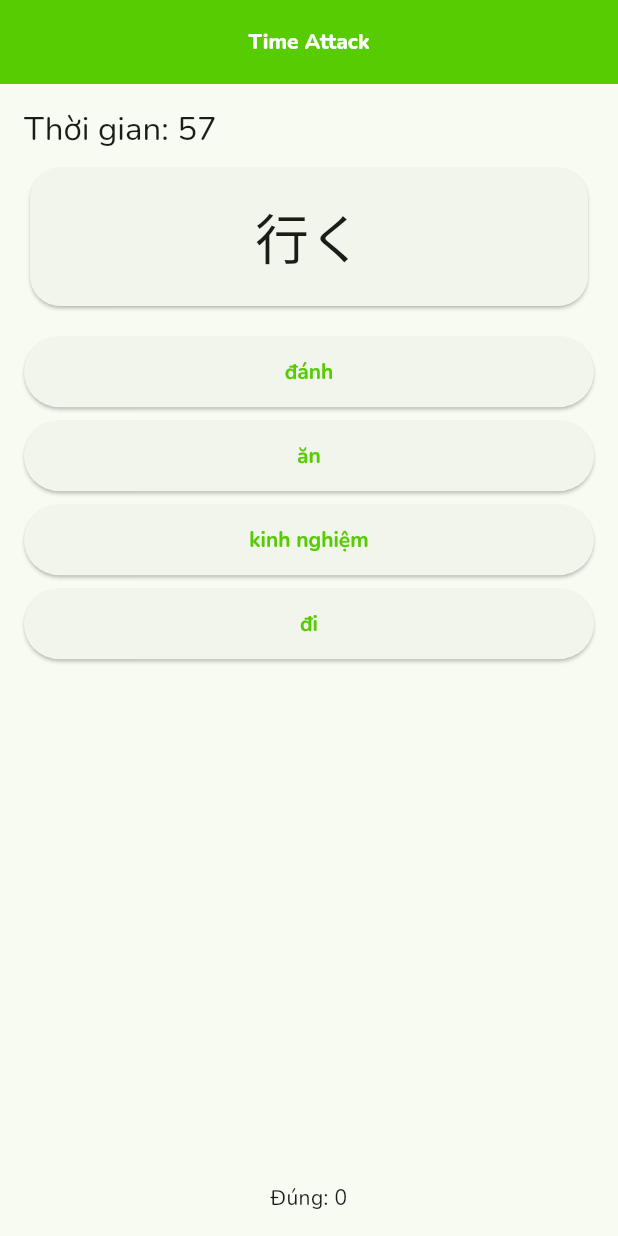
After one commit to tygonorg/nihongo-flashcard, a Flutter app: the TimeAttackQuizScreen screen opened by its route, after a tap on "đánh", on a phone screen of 412 x 824 dp. The commit adds this screen. Run offline on Flutter 3.47's test engine with Material 3 defaults, Android fonts, the phone set to English and light mode, and no system bars; our stand-ins replace flutter_markdown, get, get_it, go_router, google_fonts, sqflite; accounts and stored records are empty.

Commit message:
feat: add time attack quiz mode

```diff
--- a/lib/router.dart
+++ b/lib/router.dart
@@ -9,6 +9,7 @@ import 'ui/screens/quiz_screen.dart';
 import 'ui/screens/true_false_quiz_screen.dart';
 import 'ui/screens/fill_in_blank_quiz_screen.dart';
 import 'ui/screens/matching_quiz_screen.dart';
+import 'ui/screens/time_attack_quiz_screen.dart';
 import 'ui/screens/kanji_flashcards_screen.dart';
 import 'ui/screens/kanji_quiz_screen.dart';
 import 'ui/screens/add_edit_kanji_screen.dart';
@@ -32,6 +33,7 @@ final router = GoRouter(routes: [
   GoRoute(path: '/quiz-tf', builder: (_, __) => const TrueFalseQuizScreen()),
   GoRoute(path: '/quiz-fill', builder: (_, __) => const FillInBlankQuizScreen()),
   GoRoute(path: '/quiz-match', builder: (_, __) => const MatchingQuizScreen()),
+  GoRoute(path: '/quiz-time', builder: (_, __) => const TimeAttackQuizScreen()),
   GoRoute(
     path: '/kanji-add',
     builder: (context, state) {
--- a/lib/ui/screens/home_screen.dart
+++ b/lib/ui/screens/home_screen.dart
@@ -144,6 +144,10 @@ class HomeScreen extends StatelessWidget {
                       icon: Icons.link,
                       label: 'Matching',
                       onTap: () => _selectLevel(context, '/quiz-match')),
+                  _QuickBtn(
+                      icon: Icons.timer,
+                      label: 'Time Attack',
+                      onTap: () => _selectLevel(context, '/quiz-time')),
                 ],
               ),
 
--- /dev/null
+++ b/lib/ui/screens/time_attack_quiz_screen.dart
@@ -0,0 +1,122 @@
+import 'dart:async';
+import 'dart:math';
+import 'package:flutter/material.dart';
+import 'package:get/get.dart';
+import '../../locator.dart';
+import '../../services/database_service.dart';
+import '../../controllers/level_controller.dart';
+import '../../models/vocab.dart';
+import 'package:go_router/go_router.dart';
+
+class TimeAttackQuizScreen extends StatefulWidget {
+  const TimeAttackQuizScreen({super.key});
+  @override
+  State<TimeAttackQuizScreen> createState() => _State();
+}
+
+class _State extends State<TimeAttackQuizScreen> {
+  final DatabaseService db = locator<DatabaseService>();
+  final LevelController levelCtrl = Get.find();
+  List<Vocab> pool = [];
+  Vocab? current;
+  List<Vocab> options = [];
+  int correct = 0;
+  int total = 0;
+  int remaining = 60;
+  Timer? timer;
+
+  @override
+  void initState() {
+    super.initState();
+    Future.microtask(_start);
+  }
+
+  Future<void> _start() async {
+    final result = await db.getAllVocabs(level: levelCtrl.selectedLevel.value);
+    if (result.isEmpty) return;
+    pool = result..shuffle();
+    _nextQ();
+    timer = Timer.periodic(const Duration(seconds: 1), (t) {
+      if (remaining <= 1) {
+        t.cancel();
+        _finishQuiz();
+      } else {
+        setState(() => remaining--);
+      }
+    });
+    setState(() {});
+  }
+
+  void _nextQ() {
+    if (pool.isEmpty) return;
+    if (total >= pool.length) {
+      pool.shuffle();
+      total = 0;
+    }
+    current = pool[total];
+    final rng = Random();
+    final distractors = List<Vocab>.from(pool)..remove(current);
+    distractors.shuffle();
+    options = ([current!] + distractors.take(3).toList())..shuffle(rng);
+  }
+
+  void _answer(Vocab selected) {
+    if (selected.id == current!.id) correct++;
+    total++;
+    _nextQ();
+    setState(() {});
+  }
+
+  void _finishQuiz() {
+    timer?.cancel();
+    context.go('/victory', extra: {'correct': correct, 'total': total});
+  }
+
+  @override
+  Widget build(BuildContext context) {
+    if (current == null || options.isEmpty) {
+      return Scaffold(
+          appBar: AppBar(title: const Text('Time Attack')),
+          body: const Center(child: Text('Chưa đủ dữ liệu.')));
+    }
+
+    return Scaffold(
+      appBar: AppBar(title: const Text('Time Attack')),
+      body: Padding(
+        padding: const EdgeInsets.all(16),
+        child: Column(
+          crossAxisAlignment: CrossAxisAlignment.stretch,
+          children: [
+            Text('Thời gian: $remaining',
+                style: Theme.of(context).textTheme.titleLarge),
+            const SizedBox(height: 8),
+            Card(
+                child: Padding(
+              padding: const EdgeInsets.all(24.0),
+              child: Text(current!.term,
+                  textAlign: TextAlign.center,
+                  style: Theme.of(context).textTheme.displaySmall),
+            )),
+            const SizedBox(height: 16),
+            for (final o in options)
+              Padding(
+                padding: const EdgeInsets.only(bottom: 8.0),
+                child: ElevatedButton(
+                  onPressed: () => _answer(o),
+                  child: Text(o.meaning),
+                ),
+              ),
+            const Spacer(),
+            Text('Đúng: $correct', textAlign: TextAlign.center),
+          ],
+        ),
+      ),
+    );
+  }
+
+  @override
+  void dispose() {
+    timer?.cancel();
+    super.dispose();
+  }
+}
```
